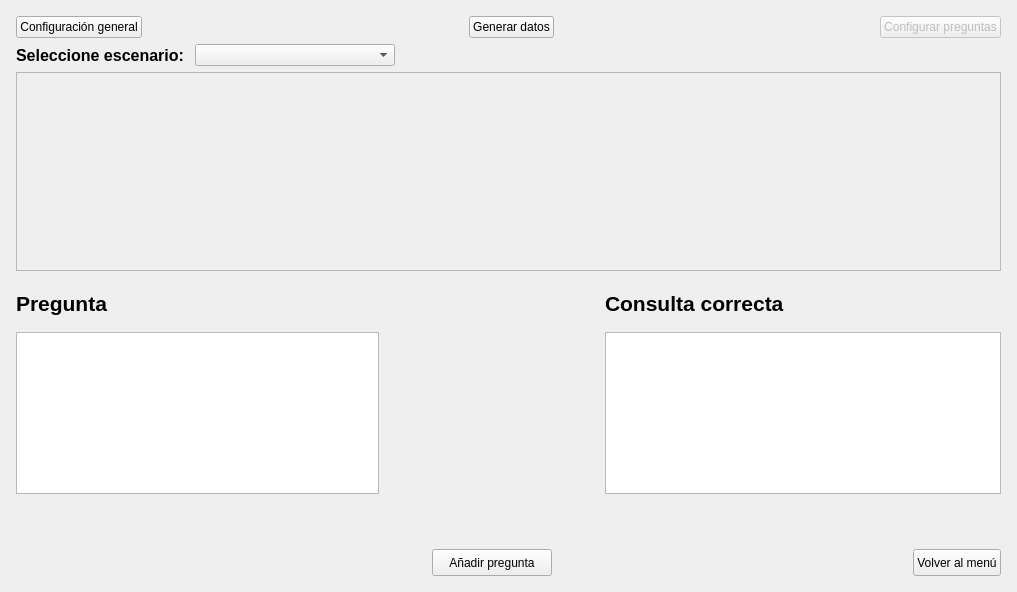
First picture: the form in sql_judge/view/qt_view/modify_scene/modify_scene_menu_questions_view.ui, repository r4ulill0/gui_dbjudge, before the edit.
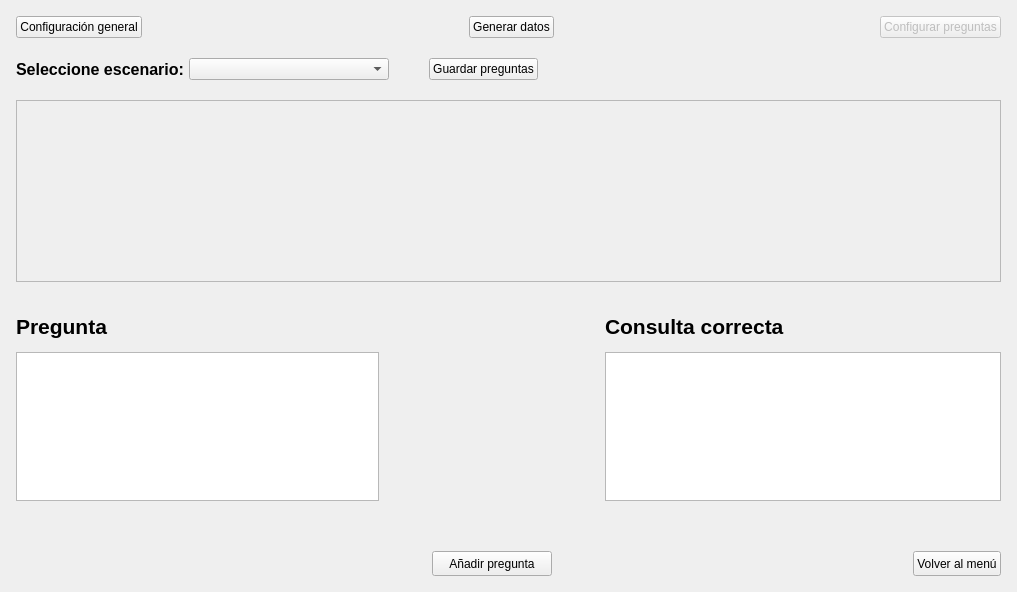
Second picture: the form after the edit.

Commit message: Added saving questions functionality

Diff of the .ui file:
```diff
--- a/sql_judge/view/qt_view/modify_scene/modify_scene_menu_questions_view.ui
+++ b/sql_judge/view/qt_view/modify_scene/modify_scene_menu_questions_view.ui
@@ -31,6 +31,9 @@
      <property name="bottomMargin">
       <number>5</number>
      </property>
+     <property name="verticalSpacing">
+      <number>20</number>
+     </property>
      <item row="4" column="0" colspan="4">
       <layout class="QGridLayout" name="gridLayout_2" rowstretch="2,6,2,1" columnstretch="2,2,2,1,1,2,2,3">
        <property name="sizeConstraint">
@@ -217,7 +220,7 @@
             <x>0</x>
             <y>0</y>
             <width>985</width>
-            <height>192</height>
+            <height>175</height>
            </rect>
           </property>
           <layout class="QGridLayout" name="gridLayout_4">
@@ -373,6 +376,29 @@
          </property>
         </widget>
        </item>
+       <item>
+        <spacer name="horizontalSpacer_2">
+         <property name="orientation">
+          <enum>Qt::Horizontal</enum>
+         </property>
+         <property name="sizeType">
+          <enum>QSizePolicy::Fixed</enum>
+         </property>
+         <property name="sizeHint" stdset="0">
+          <size>
+           <width>40</width>
+           <height>20</height>
+          </size>
+         </property>
+        </spacer>
+       </item>
+       <item>
+        <widget class="QPushButton" name="save_questions_button">
+         <property name="text">
+          <string>Guardar preguntas</string>
+         </property>
+        </widget>
+       </item>
        <item>
         <spacer name="horizontalSpacer">
          <property name="orientation">
```
The commit also changes 2 other files.
